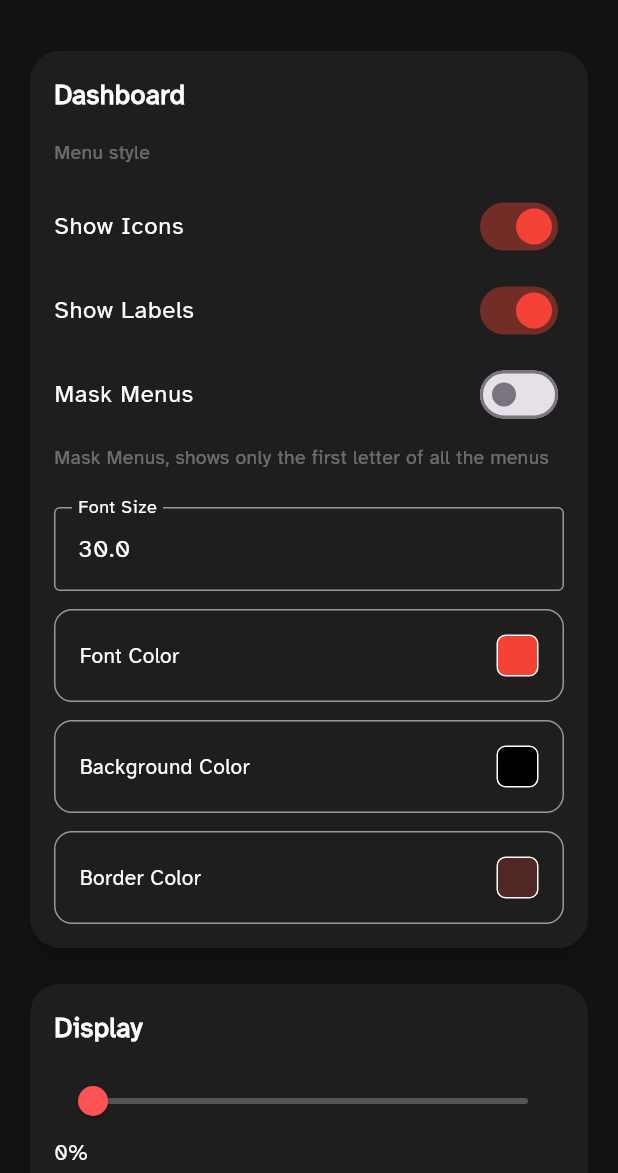
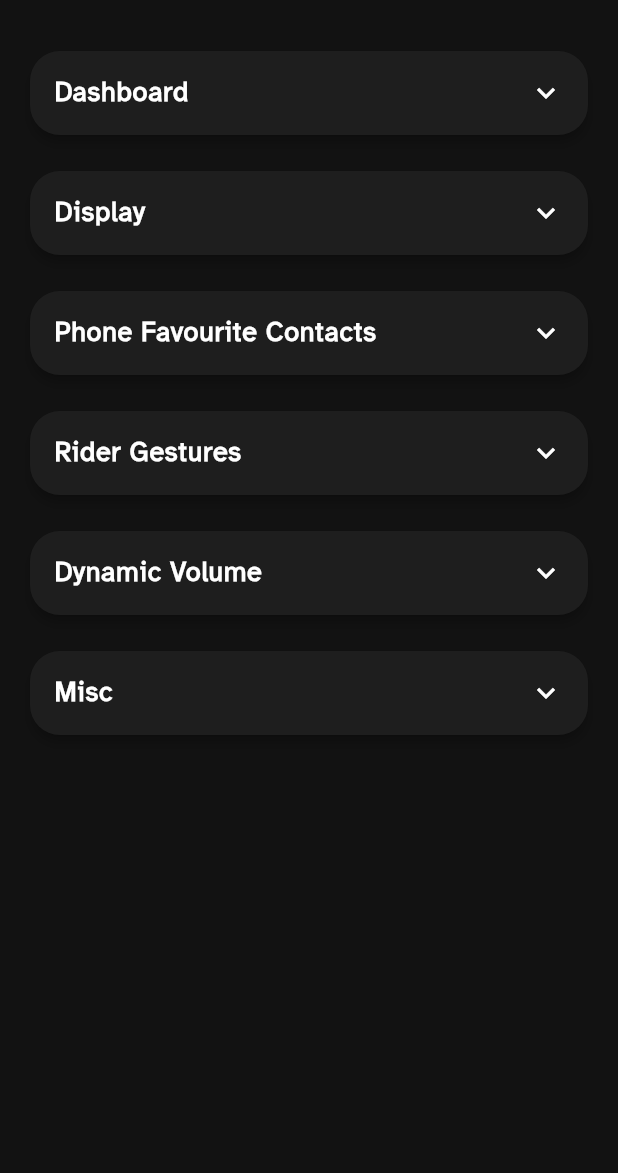
Before and after one commit to ujwalnk/MotoDash, a Flutter app: the SettingsScreen screen opened by its route, on a phone screen of 412 x 824 dp, the part 63-1236 px from its top. Run offline on Flutter 3.47's test engine with Material 3 defaults, Android fonts, the phone set to English and light mode, and no system bars; our stand-ins replace audioplayers, flutter_local_notifications, flutter_native_contact_picker_plus, flutter_settings_screens, flutter_tts, permission_handler and 3 more; missing offline and left inert: audio_session, call_log, flex_color_picker, flutter_phone_direct_caller, phone_state and 4 more; accounts and stored records are empty; statements that could not run were skipped.

Commit message:
Settings screen organized

```diff
--- a/lib/commons/config_provider.dart
+++ b/lib/commons/config_provider.dart
@@ -77,6 +77,21 @@ class ConfigProvider {
   static bool get riderGesturesTtsOnBtOnly => prefs.getBool(PrefKeys.riderGesturesTtsOnBtOnly) ?? true;
 
   // -------------------------------------------------------------------------------------------------------------------
+  // Adaptive Volume
+  // -------------------------------------------------------------------------------------------------------------------
+
+  static bool get adaptiveVolumeEnabled => prefs.getBool(PrefKeys.adaptiveVolumeEnable) ?? false;
+
+  static double get adaptiveVolumeSpeedInterval => prefs.getDouble(PrefKeys.adaptiveVolumeSpeedInterval) ?? 10.0;
+
+  static int get adaptiveVolumeMaxSteps => prefs.getDouble(PrefKeys.adaptiveVolumeMaxSteps)?.toInt() ?? 3;
+
+  static int get adaptiveVolumeActivateMinSpeed =>
+      prefs.getDouble(PrefKeys.adaptiveVolumeActivateMinSpeed)?.toInt() ?? 50;
+
+  static double get adaptiveVolumeSamplingInterval => prefs.getDouble(PrefKeys.adaptiveVolumeSpeedInterval) ?? 3;
+
+  // -------------------------------------------------------------------------------------------------------------------
   // Miscellaneous
   // -------------------------------------------------------------------------------------------------------------------
 
--- a/lib/commons/constants.dart
+++ b/lib/commons/constants.dart
@@ -49,6 +49,13 @@ abstract class PrefKeys {
   static const String riderGesturesIntentEmissionDelay = "rider_gestures_intent_emission_delay";
   static const String riderGesturesTtsOnBtOnly = "rider_gestures_tts_on_bt_only";
 
+  // Adaptive Volume
+  static const String adaptiveVolumeEnable = "misc_adaptive_volume_enable";
+  static const String adaptiveVolumeSpeedInterval = "adaptive_volume_speed_interval";
+  static const String adaptiveVolumeMaxSteps = "adaptive_volume_max_steps";
+  static const String adaptiveVolumeActivateMinSpeed = "adaptive_volume_activate_min_speed";
+  static const String adaptiveVolumeSamplingInterval = "adaptive_volume_sampling_interval";
+
   // Miscellaneous
   static const String showVolumeTip = "misc_show_volume_tip";
   static const String miscMaxCallLogsListed = "misc_max_call_logs_listed";
--- a/lib/screens/screen_settings.dart
+++ b/lib/screens/screen_settings.dart
@@ -25,6 +25,8 @@ class _SettingsScreenState extends State<SettingsScreen> {
   static const Color textColor = Colors.white;
 
   String _favouriteContactsSummary = "";
+
+  final Map<String, bool> _expanded = {};
 
   @override
   void initState() {
@@ -57,6 +59,7 @@ class _SettingsScreenState extends State<SettingsScreen> {
           _displaySetting(),
           _contactsSetting(context),
           _magnetSettings(),
+          _dynamicVolumeSettings(),
           _extraSettings(context),
         ],
       ),
@@ -315,6 +318,78 @@ class _SettingsScreenState extends State<SettingsScreen> {
     );
   }
 
+  Widget _dynamicVolumeSettings() {
+    return _settingsCard(
+      title: "Dynamic Volume",
+      children: [
+        PrefSwitchTile(
+          title: "Speed Adaptive Volume",
+          prefKey: PrefKeys.adaptiveVolumeEnable,
+          defaultValue: false,
+          onChanged: (_) => setState(() {}),
+        ),
+        Padding(
+          padding: const EdgeInsets.only(top: 4, bottom: 12),
+          child: Text(
+            "Adapt device music volume based on vehicle speed",
+            style: TextStyle(color: Colors.white.withAlpha(90), fontSize: 13),
+          ),
+        ),
+        if (ConfigProvider.adaptiveVolumeEnabled) ...[
+          const PrefTextFieldTile(
+            label: "Activation Speed (km/h)",
+            prefKey: PrefKeys.adaptiveVolumeSpeedInterval,
+            defaultValue: "50",
+            inputType: TextInputType.number,
+          ),
+          Padding(
+            padding: const EdgeInsets.only(top: 4, bottom: 12),
+            child: Text(
+              "The speed at which dynamic volume adjustment begins. Below this speed, your volume remains unchanged.",
+              style: TextStyle(color: Colors.white.withAlpha(90), fontSize: 13),
+            ),
+          ),
+          const PrefTextFieldTile(
+            label: "Speed interval (km/h)",
+            prefKey: PrefKeys.adaptiveVolumeSpeedInterval,
+            defaultValue: "10",
+            inputType: TextInputType.number,
+          ),
+          Padding(
+            padding: const EdgeInsets.only(top: 4, bottom: 12),
+            child: Text(
+              "The speed increase required before the volume is raised by one step. Smaller values increase the volume more frequently.\n"
+              "Default: Increase the volume by one step for every 10 km/h increase in speed.",
+              style: TextStyle(color: Colors.white.withAlpha(90), fontSize: 13),
+            ),
+          ),
+          const PrefTextFieldTile(
+            label: "Maximum volume increase (steps)",
+            prefKey: PrefKeys.adaptiveVolumeMaxSteps,
+            defaultValue: "3",
+            inputType: TextInputType.number,
+          ),
+          Padding(
+            padding: const EdgeInsets.only(top: 4, bottom: 12),
+            child: Text(
+              "Specifies the maximum number of volume steps that may be applied automatically above the initial media volume.",
+              style: TextStyle(color: Colors.white.withAlpha(90), fontSize: 13),
+            ),
+          ),
+          PrefSliderTile(title: "Brightness", prefKey: PrefKeys.adaptiveVolumeSamplingInterval, defaultValue: 3.0),
+          Padding(
+            padding: const EdgeInsets.only(top: 4, bottom: 12),
+            child: Text(
+              "Controls how gradually the media volume is adjusted in response to changes in vehicle speed.\n"
+              "Higher the slider value, higher the battery consumption",
+              style: TextStyle(color: Colors.white.withAlpha(90), fontSize: 13),
+            ),
+          ),
+        ],
+      ],
+    );
+  }
+
   Widget _settingsCard({required String title, required List<Widget> children}) {
     return Padding(
       padding: const EdgeInsets.only(bottom: 16),
@@ -322,19 +397,20 @@ class _SettingsScreenState extends State<SettingsScreen> {
         color: cardBg,
         elevation: 3,
         shape: RoundedRectangleBorder(borderRadius: BorderRadius.circular(20)),
-        child: Padding(
-          padding: const EdgeInsets.all(16),
-          child: Column(
-            crossAxisAlignment: CrossAxisAlignment.start,
-            children: [
-              Text(
-                title,
-                style: const TextStyle(color: textColor, fontSize: 18, fontWeight: FontWeight.bold),
-              ),
-              const SizedBox(height: 12),
-              ...children,
-            ],
+        child: ExpansionTile(
+          shape: const Border(),
+          collapsedShape: const Border(),
+          initiallyExpanded: _expanded[title] ?? false,
+          onExpansionChanged: (value) => setState(() => _expanded[title] = value),
+          tilePadding: const EdgeInsets.symmetric(horizontal: 16),
+          childrenPadding: const EdgeInsets.fromLTRB(16, 0, 16, 16),
+          iconColor: textColor,
+          collapsedIconColor: textColor,
+          title: Text(
+            title,
+            style: const TextStyle(color: textColor, fontSize: 18, fontWeight: FontWeight.bold),
           ),
+          children: children,
         ),
       ),
     );
```
